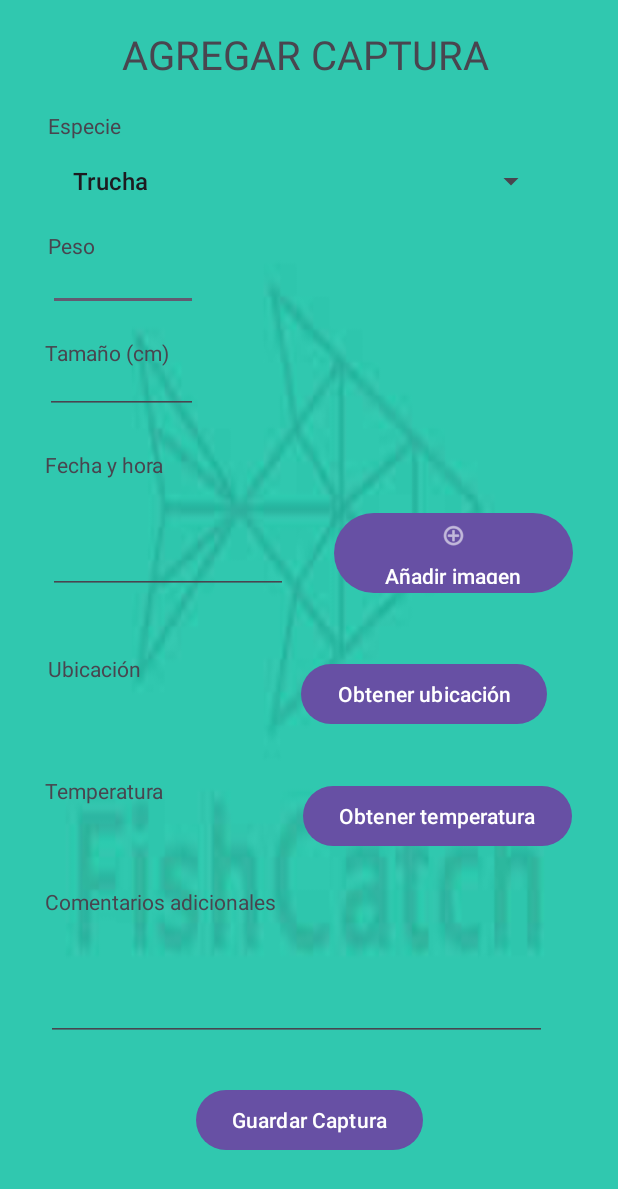
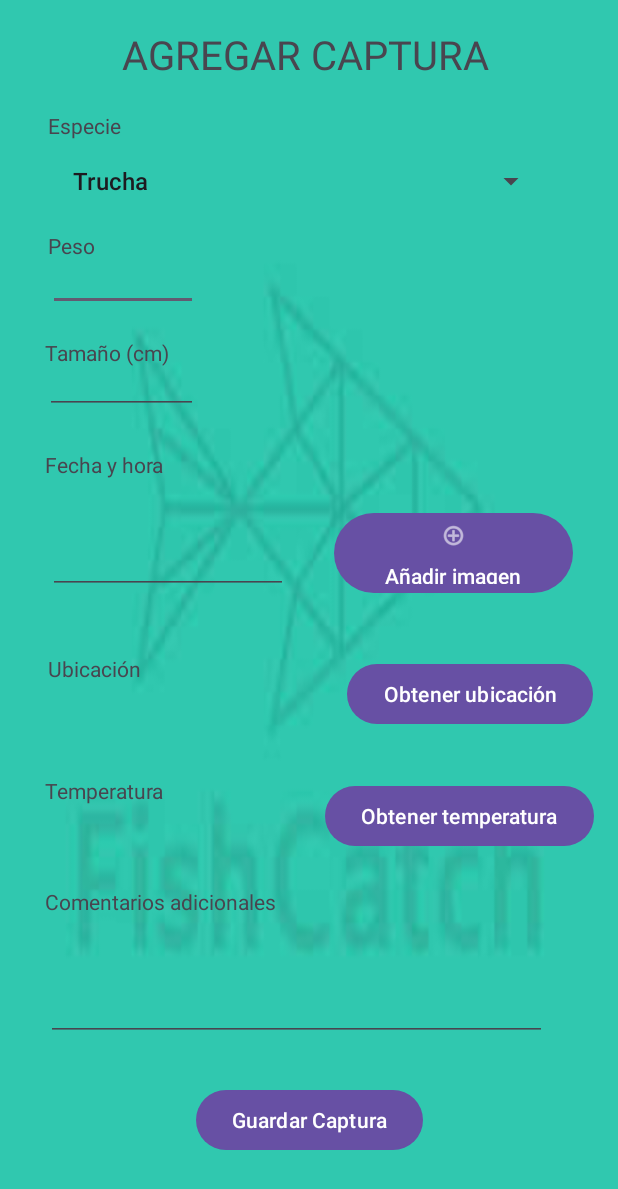
Before and after one commit to BartolomeGarcia/FishCatch, an Android app: the screen it shows after launch (MainActivityAgregarCaptura), after a tap on "Agregar captura", on a phone screen of 412 x 824 dp. Shown: the top 1189 px of the screen. Run offline under Robolectric (Android 15) with nearby library versions, the phone set to English and light mode, and no system bars.

```diff
--- a/app/build.gradle.kts
+++ b/app/build.gradle.kts
@@ -37,7 +37,8 @@ dependencies {
     implementation(libs.material)
     implementation(libs.activity)
     implementation(libs.constraintlayout)
+    implementation("com.google.android.gms:play-services-location:21.0.1")  //Para Ubicación
+    androidTestImplementation(libs.espresso.core)
+    androidTestImplementation(libs.ext.junit)
     testImplementation(libs.junit)
-    androidTestImplementation(libs.ext.junit)
-    androidTestImplementation(libs.espresso.core)
 }
--- a/app/src/main/AndroidManifest.xml
+++ b/app/src/main/AndroidManifest.xml
@@ -4,6 +4,9 @@
 
     <!--Permisos-->
     <uses-permission android:name="android.permission.READ_EXTERNAL_STORAGE" />
+    <uses-permission android:name="android.permission.ACCESS_FINE_LOCATION"/>
+    <uses-permission android:name="android.permission.ACCESS_COARSE_LOCATION"/>
+    <uses-permission android:name="android.permission.INTERNET"/>
 
     <application
         android:allowBackup="true"
--- a/app/src/main/java/com/example/fishcatch/activities/MainActivityAgregarCaptura.java
+++ b/app/src/main/java/com/example/fishcatch/activities/MainActivityAgregarCaptura.java
@@ -1,8 +1,10 @@
 package com.example.fishcatch.activities;
 
+import android.Manifest;
 import android.app.DatePickerDialog;
 import android.app.TimePickerDialog;
 import android.content.Intent;
+import android.content.pm.PackageManager;
 import android.database.Cursor;
 import android.net.Uri;
 import android.os.Bundle;
@@ -16,12 +18,18 @@ import android.widget.ImageView;
 import android.widget.Spinner;
 import android.widget.TextView;
 import android.widget.TimePicker;
+import android.widget.Toast;
 
 import androidx.annotation.Nullable;
 import androidx.appcompat.app.AppCompatActivity;
+import androidx.core.app.ActivityCompat;
+import androidx.core.content.ContextCompat;
 
 import com.example.fishcatch.R;
 import com.example.fishcatch.repositories.AdaptadorBaseDeDatos;
+import com.google.android.gms.location.FusedLocationProviderClient;
+import com.google.android.gms.location.LocationServices;
+import com.google.android.gms.location.Priority;
 
 import java.text.SimpleDateFormat;
 import java.util.ArrayList;
@@ -43,6 +51,8 @@ public class MainActivityAgregarCaptura extends AppCompatActivity implements Ada
     private Button botonObtenerUbicacion;
     private Button botonObtenerTemperatura;
     private Calendar calendar;  //Para la fecha y hora
+    private static final int REQUEST_LOCATION_PERMISSION = 1;   //Para permisos de ubicación
+    private FusedLocationProviderClient fusedLocationClient;
 
     @Override
     protected void onCreate(Bundle savedInstanceState) {
@@ -106,9 +116,6 @@ public class MainActivityAgregarCaptura extends AppCompatActivity implements Ada
                                     // Formatear y mostrar
                                     SimpleDateFormat sdf = new SimpleDateFormat("dd/MM/yyyy HH:mm", Locale.getDefault());
                                     fechaHora.setText(sdf.format(calendar.getTime()));
-
-                                    // Guardar la fecha/hora en una variable
-                                    // Por ejemplo: Date fechaSeleccionada = calendar.getTime();
                                 },
                                 calendar.get(Calendar.HOUR_OF_DAY),
                                 calendar.get(Calendar.MINUTE),
@@ -121,6 +128,16 @@ public class MainActivityAgregarCaptura extends AppCompatActivity implements Ada
                     calendar.get(Calendar.DAY_OF_MONTH)
             );
             datePickerDialog.show();
+        });
+
+        //Obtener Ubicación
+        fusedLocationClient = LocationServices.getFusedLocationProviderClient(this);
+        requestLocationPermission();
+        botonObtenerUbicacion.setOnClickListener(new View.OnClickListener() {
+            @Override
+            public void onClick(View v) {
+                obtenerUbicacion();
+            }
         });
     }
 
@@ -151,4 +168,33 @@ public class MainActivityAgregarCaptura extends AppCompatActivity implements Ada
     public void onNothingSelected(AdapterView<?> parent) {
 
     }
+
+    //Permisos para la Ubicación
+    private void requestLocationPermission() {
+        if (ContextCompat.checkSelfPermission(this, Manifest.permission.ACCESS_FINE_LOCATION)
+                != PackageManager.PERMISSION_GRANTED) {
+            ActivityCompat.requestPermissions(this,
+                    new String[]{Manifest.permission.ACCESS_FINE_LOCATION},
+                    REQUEST_LOCATION_PERMISSION);
+        }
+    }
+
+    private void obtenerUbicacion() {
+        if (ActivityCompat.checkSelfPermission(this, Manifest.permission.ACCESS_FINE_LOCATION) != PackageManager.PERMISSION_GRANTED) {
+            Toast.makeText(this, "Permiso no concedido", Toast.LENGTH_SHORT).show();
+            return;
+        }
+
+        fusedLocationClient.getCurrentLocation(Priority.PRIORITY_HIGH_ACCURACY, null)
+                .addOnSuccessListener(this, location -> {
+                    if (location != null) {
+                        double lat = location.getLatitude();
+                        double lon = location.getLongitude();
+                        ubicacion.setText(lat + "," + lon);
+                        Toast.makeText(this, "Ubicación: " + lat + ", " + lon, Toast.LENGTH_LONG).show();
+                    } else {
+                        Toast.makeText(this, "Ubicación no disponible", Toast.LENGTH_SHORT).show();
+                    }
+                });
+    }
 }
--- a/app/src/main/res/layout/activity_main_agregar_captura.xml
+++ b/app/src/main/res/layout/activity_main_agregar_captura.xml
@@ -138,15 +138,15 @@
 
     <TextView
         android:id="@+id/textViewUbicacion"
-        android:layout_width="120dp"
-        android:layout_height="24dp"
+        android:layout_width="187dp"
+        android:layout_height="31dp"
         android:autoSizeTextType="uniform"
         app:layout_constraintBottom_toBottomOf="parent"
         app:layout_constraintEnd_toEndOf="parent"
-        app:layout_constraintHorizontal_bias="0.109"
+        app:layout_constraintHorizontal_bias="0.133"
         app:layout_constraintStart_toStartOf="parent"
         app:layout_constraintTop_toTopOf="parent"
-        app:layout_constraintVertical_bias="0.572" />
+        app:layout_constraintVertical_bias="0.578" />
 
     <Button
         android:id="@+id/buttonObtenerUbicacion"
@@ -155,7 +155,7 @@
         android:text="Obtener ubicación"
         app:layout_constraintBottom_toBottomOf="parent"
         app:layout_constraintEnd_toEndOf="parent"
-        app:layout_constraintHorizontal_bias="0.808"
+        app:layout_constraintHorizontal_bias="0.934"
         app:layout_constraintStart_toStartOf="parent"
         app:layout_constraintTop_toTopOf="parent"
         app:layout_constraintVertical_bias="0.565" />
@@ -191,7 +191,7 @@
         android:text="Obtener temperatura"
         app:layout_constraintBottom_toBottomOf="parent"
         app:layout_constraintEnd_toEndOf="parent"
-        app:layout_constraintHorizontal_bias="0.869"
+        app:layout_constraintHorizontal_bias="0.93"
         app:layout_constraintStart_toStartOf="parent"
         app:layout_constraintTop_toTopOf="parent"
         app:layout_constraintVertical_bias="0.67" />
```
